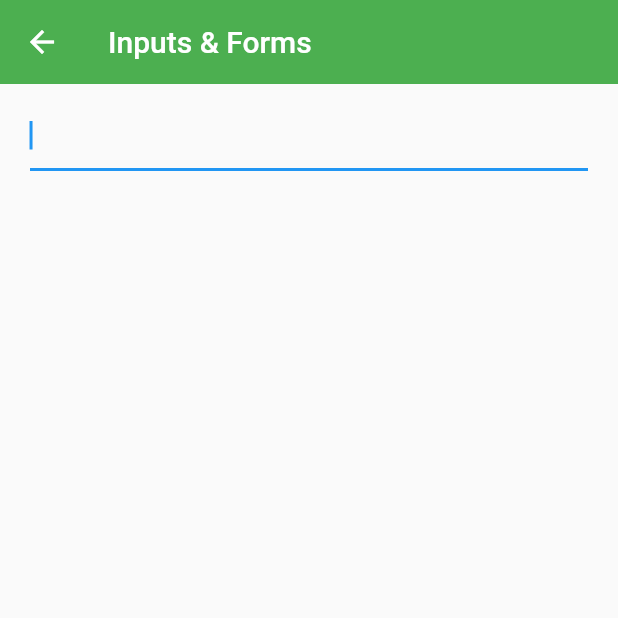
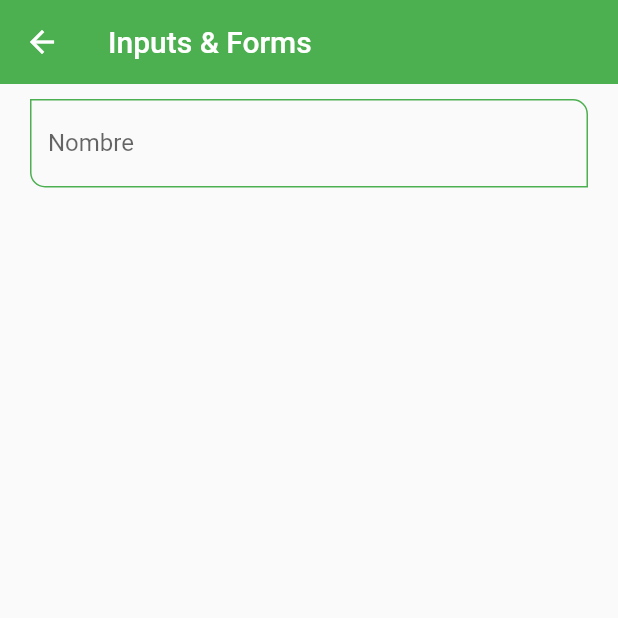
Before and after one commit to rocatoro18/componentes_app, a Flutter app: the InputsScreen screen opened by its route, on a phone screen of 412 x 824 dp, the top half of it. Run offline on Flutter 3.47's test engine with Material 2 defaults, Android fonts, the phone set to English and light mode, and no system bars.

Commit message:
Input styles

```diff
--- a/lib/screens/inputs_screen.dart
+++ b/lib/screens/inputs_screen.dart
@@ -1,4 +1,5 @@
 import 'package:flutter/material.dart';
+import 'package:componentes_app/widgets/custom_input_field.dart';
 
 class InputsScreen extends StatelessWidget {
   const InputsScreen({Key? key}) : super(key: key);
@@ -12,14 +13,10 @@ class InputsScreen extends StatelessWidget {
       body: SingleChildScrollView(
           child: Padding(
               padding: const EdgeInsets.symmetric(horizontal: 20, vertical: 10),
-              child: Column(children: [
-                TextFormField(
-                  autofocus: true,
-                  initialValue: '',
-                  textCapitalization: TextCapitalization.words,
-                  onChanged: (value) {
-                    print('value: $value');
-                  },
+              child: Column(children: const [
+                CustomInputField(
+                  labelText: 'Nombre',
+                  hintText: 'Nombre del usuario',
                 )
               ]))),
     );
--- a/lib/theme/app_theme.dart
+++ b/lib/theme/app_theme.dart
@@ -17,7 +17,24 @@ class AppTheme {
           style: ElevatedButton.styleFrom(
               backgroundColor: primary,
               shape: const StadiumBorder(),
-              elevation: 0)));
+              elevation: 0)),
+      // InputDecorationTheme Theme
+      inputDecorationTheme: const InputDecorationTheme(
+          floatingLabelStyle: TextStyle(color: primary),
+          enabledBorder: OutlineInputBorder(
+              borderSide: BorderSide(color: primary),
+              borderRadius: BorderRadius.only(
+                  bottomLeft: Radius.circular(10),
+                  topRight: Radius.circular(10))),
+          focusedBorder: OutlineInputBorder(
+              borderSide: BorderSide(color: primary),
+              borderRadius: BorderRadius.only(
+                  bottomLeft: Radius.circular(10),
+                  topRight: Radius.circular(10))),
+          border: OutlineInputBorder(
+              borderRadius: BorderRadius.only(
+                  bottomLeft: Radius.circular(10),
+                  topRight: Radius.circular(10)))));
 
   static final ThemeData darkTheme = ThemeData.dark().copyWith(
       // Color primario
--- /dev/null
+++ b/lib/widgets/custom_input_field.dart
@@ -0,0 +1,50 @@
+import 'package:flutter/material.dart';
+
+class CustomInputField extends StatelessWidget {
+  final String? hintText;
+  final String? labelText;
+  final String? helperText;
+  final IconData? icon;
+  final IconData? suffixIcon;
+
+  const CustomInputField({
+    Key? key,
+    this.hintText,
+    this.labelText,
+    this.helperText,
+    this.icon,
+    this.suffixIcon,
+  }) : super(key: key);
+
+  @override
+  Widget build(BuildContext context) {
+    return TextFormField(
+      autofocus: false,
+      initialValue: '',
+      textCapitalization: TextCapitalization.words,
+      onChanged: (value) {
+        print('value: $value');
+      },
+      validator: (value) {
+        if (value == null) return 'Este campo es requerido';
+        return value.length < 3 ? 'Mínimo 3 letras' : null;
+      },
+      autovalidateMode: AutovalidateMode.onUserInteraction,
+      decoration: InputDecoration(
+        hintText: hintText,
+        labelText: labelText,
+        helperText: helperText,
+        //prefixIcon: Icon(Icons.person_add),
+        suffixIcon: suffixIcon == null ? null : Icon(suffixIcon),
+        icon: icon == null ? null : Icon(icon),
+
+        // labelText: 'Nombre',
+        // helperText: 'Sólo letras',
+        // counterText: '3 caracteres',
+        // //prefixIcon: Icon(Icons.person_add),
+        // suffixIcon: Icon(Icons.person),
+        // icon: Icon(Icons.assignment_ind_outlined),
+      ),
+    );
+  }
+}
--- a/lib/widgets/widgets.dart
+++ b/lib/widgets/widgets.dart
@@ -2,3 +2,4 @@ import 'package:componentes_app/widgets/custom_card_type_1.dart';
 
 export 'package:componentes_app/widgets/custom_card_type_1.dart';
 export 'package:componentes_app/widgets/custom_card_type_2.dart';
+export 'package:componentes_app/widgets/custom_input_field.dart';
```
